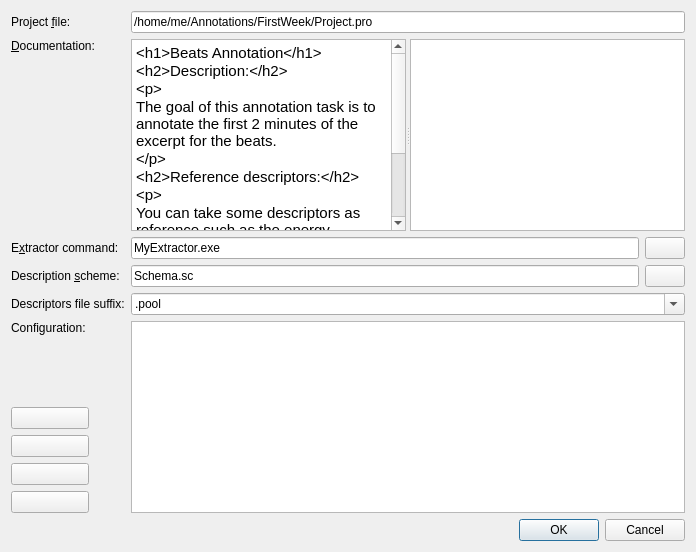
First picture: the form in Annotator/src/ProjectEditor.ui, repository clam-project/clam, before the edit.
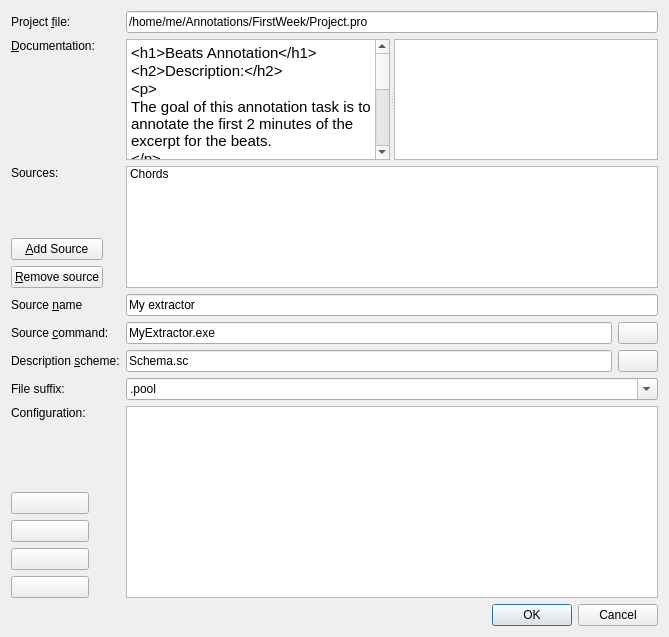
Second picture: the form after the edit. Icons and pictures are not drawn.

Commit message: * Annotator: A set of sources can be added, edited and saved in the project xml    No mapping yet and they are ignored when extracting the actual descriptors    since the old extractor configuration is still used.  * Annotator: Extractors (the new ones) are validated (executable command and    valid generated schema)

Patch:
```diff
--- a/Annotator/src/ProjectEditor.ui
+++ b/Annotator/src/ProjectEditor.ui
@@ -6,8 +6,8 @@
    <rect>
     <x>0</x>
     <y>0</y>
-    <width>696</width>
-    <height>552</height>
+    <width>669</width>
+    <height>637</height>
    </rect>
   </property>
   <property name="windowTitle">
@@ -78,16 +78,81 @@
     </widget>
    </item>
    <item row="2" column="0">
+    <layout class="QVBoxLayout" name="verticalLayout_2">
+     <item>
+      <widget class="QLabel" name="label_8">
+       <property name="text">
+        <string>Sources:</string>
+       </property>
+       <property name="buddy">
+        <cstring>sources</cstring>
+       </property>
+      </widget>
+     </item>
+     <item>
+      <spacer name="verticalSpacer">
+       <property name="orientation">
+        <enum>Qt::Vertical</enum>
+       </property>
+       <property name="sizeHint" stdset="0">
+        <size>
+         <width>20</width>
+         <height>40</height>
+        </size>
+       </property>
+      </spacer>
+     </item>
+     <item>
+      <widget class="QPushButton" name="newSourceButton">
+       <property name="text">
+        <string>&amp;Add Source</string>
+       </property>
+       <property name="icon">
+        <iconset resource="images.qrc">
+         <normaloff>:/icons/images/vcs_add.png</normaloff>:/icons/images/vcs_add.png</iconset>
+       </property>
+      </widget>
+     </item>
+     <item>
+      <widget class="QPushButton" name="removeSource">
+       <property name="text">
+        <string>&amp;Remove source</string>
+       </property>
+       <property name="icon">
+        <iconset resource="images.qrc">
+         <normaloff>:/icons/images/vcs_remove.png</normaloff>:/icons/images/vcs_remove.png</iconset>
+       </property>
+      </widget>
+     </item>
+    </layout>
+   </item>
+   <item row="2" column="1">
+    <widget class="QListWidget" name="sources">
+     <item>
+      <property name="text">
+       <string>Chords</string>
+      </property>
+     </item>
+    </widget>
+   </item>
+   <item row="3" column="1">
+    <widget class="QLineEdit" name="sourceName">
+     <property name="text">
+      <string>My extractor</string>
+     </property>
+    </widget>
+   </item>
+   <item row="4" column="0">
     <widget class="QLabel" name="label_3">
      <property name="text">
-      <string>E&amp;xtractor command:</string>
+      <string>Source &amp;command:</string>
      </property>
      <property name="buddy">
       <cstring>extractor</cstring>
      </property>
     </widget>
    </item>
-   <item row="2" column="1">
+   <item row="4" column="1">
     <layout class="QHBoxLayout">
      <property name="spacing">
       <number>6</number>
@@ -112,7 +177,7 @@
      </item>
     </layout>
    </item>
-   <item row="3" column="0">
+   <item row="5" column="0">
     <widget class="QLabel" name="label_2">
      <property name="text">
       <string>Description &amp;scheme:</string>
@@ -122,7 +187,7 @@
      </property>
     </widget>
    </item>
-   <item row="3" column="1">
+   <item row="5" column="1">
     <layout class="QHBoxLayout">
      <property name="spacing">
       <number>6</number>
@@ -150,17 +215,17 @@
      </item>
     </layout>
    </item>
-   <item row="4" column="0">
+   <item row="6" column="0">
     <widget class="QLabel" name="label_4">
      <property name="text">
-      <string>Descriptors file suffix:</string>
+      <string>File suffix:</string>
      </property>
      <property name="buddy">
       <cstring>suffix</cstring>
      </property>
     </widget>
    </item>
-   <item row="4" column="1">
+   <item row="6" column="1">
     <widget class="QComboBox" name="suffix">
      <property name="sizePolicy">
       <sizepolicy hsizetype="MinimumExpanding" vsizetype="Fixed">
@@ -178,7 +243,7 @@
      </item>
     </widget>
    </item>
-   <item row="5" column="0">
+   <item row="7" column="0">
     <layout class="QVBoxLayout" name="verticalLayout">
      <item>
       <widget class="QLabel" name="label_7">
@@ -239,7 +304,7 @@
      </item>
     </layout>
    </item>
-   <item row="5" column="1">
+   <item row="7" column="1">
     <widget class="QTextEdit" name="configurationInfo">
      <property name="sizePolicy">
       <sizepolicy hsizetype="Expanding" vsizetype="MinimumExpanding">
@@ -259,13 +324,23 @@
      </property>
     </widget>
    </item>
-   <item row="6" column="1">
+   <item row="8" column="1">
     <widget class="QDialogButtonBox" name="buttonBox">
      <property name="standardButtons">
       <set>QDialogButtonBox::Cancel|QDialogButtonBox::Ok</set>
      </property>
     </widget>
    </item>
+   <item row="3" column="0">
+    <widget class="QLabel" name="label_6">
+     <property name="text">
+      <string>Source &amp;name</string>
+     </property>
+     <property name="buddy">
+      <cstring>sourceName</cstring>
+     </property>
+    </widget>
+   </item>
   </layout>
  </widget>
  <resources>
```
Left out of the diff: 2 changed lines with no effect on the pictures. The commit also changes 9 other files.
